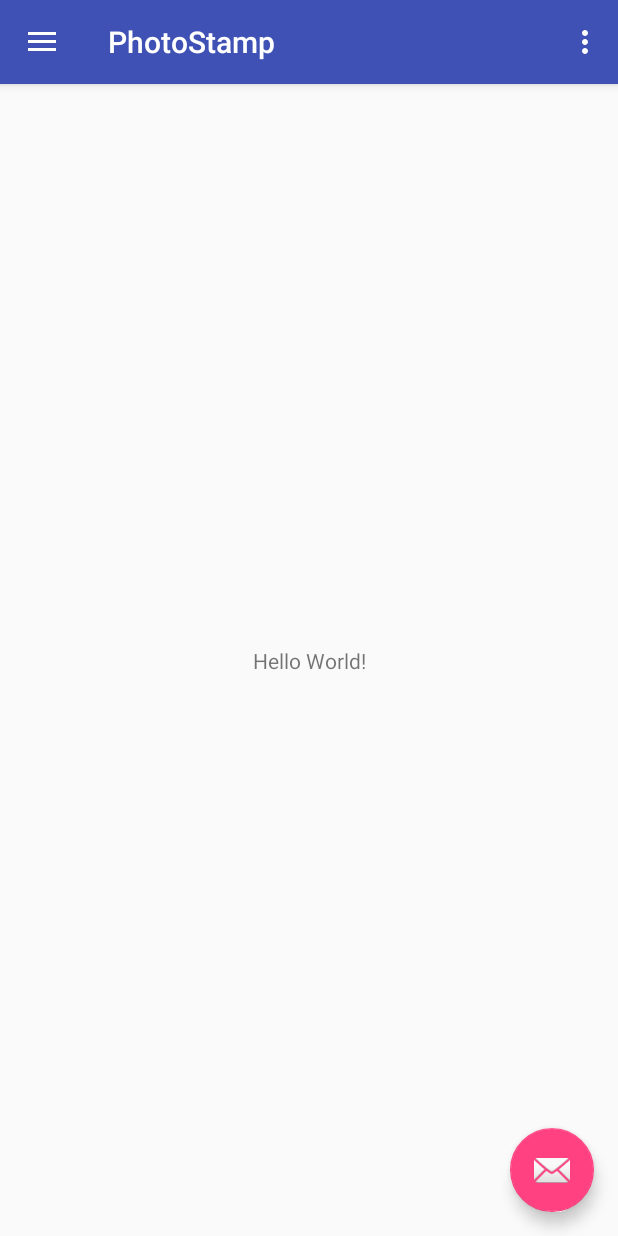
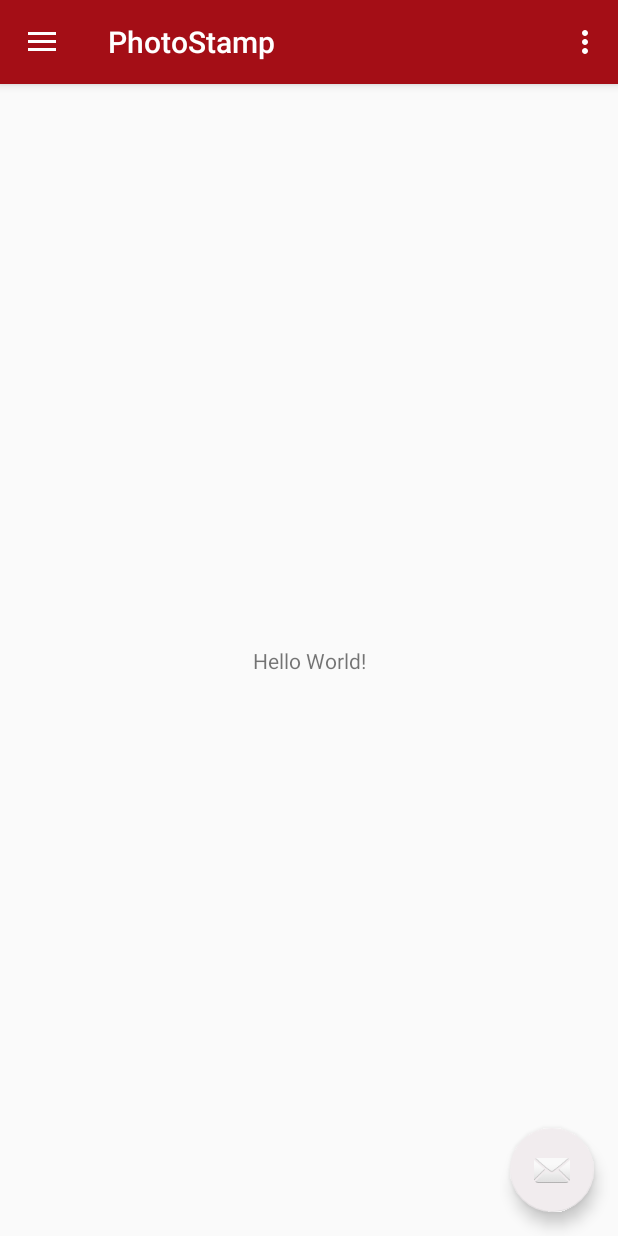
Before and after one commit to rdfluna/PhotoStamp, an Android app: the screen it shows after launch (Home), on a phone screen of 412 x 824 dp. Run offline under Robolectric (Android 15) with nearby library versions, the phone set to English and light mode, and no system bars.

Commit message:
cores alteradas e galeria criada

```diff
--- /dev/null
+++ b/app/src/main/res/layout/gallery.xml
@@ -0,0 +1,6 @@
+<?xml version="1.0" encoding="utf-8"?>
+<android.support.constraint.ConstraintLayout
+    xmlns:android="http://schemas.android.com/apk/res/android" android:layout_width="match_parent"
+    android:layout_height="match_parent">
+
+</android.support.constraint.ConstraintLayout>
--- a/app/src/main/res/values/colors.xml
+++ b/app/src/main/res/values/colors.xml
@@ -1,6 +1,6 @@
 <?xml version="1.0" encoding="utf-8"?>
 <resources>
-    <color name="colorPrimary">#3F51B5</color>
-    <color name="colorPrimaryDark">#303F9F</color>
-    <color name="colorAccent">#FF4081</color>
+    <color name="colorPrimary">#a40e16</color>
+    <color name="colorPrimaryDark">#ea424a</color>
+    <color name="colorAccent">#f1ecee</color>
 </resources>
```
